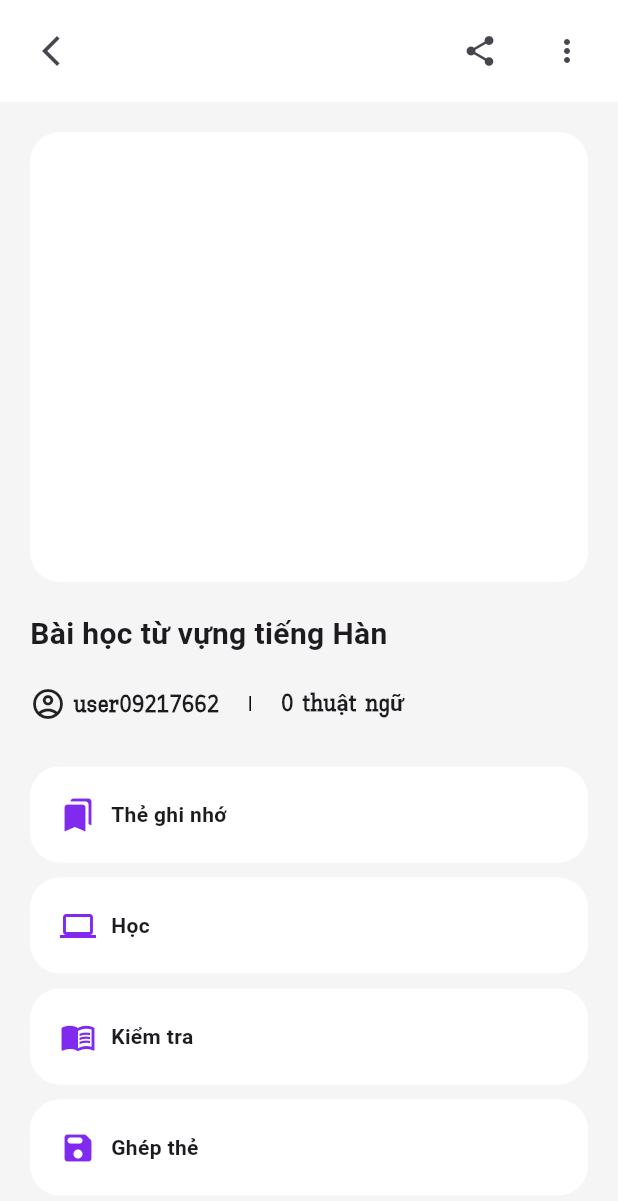
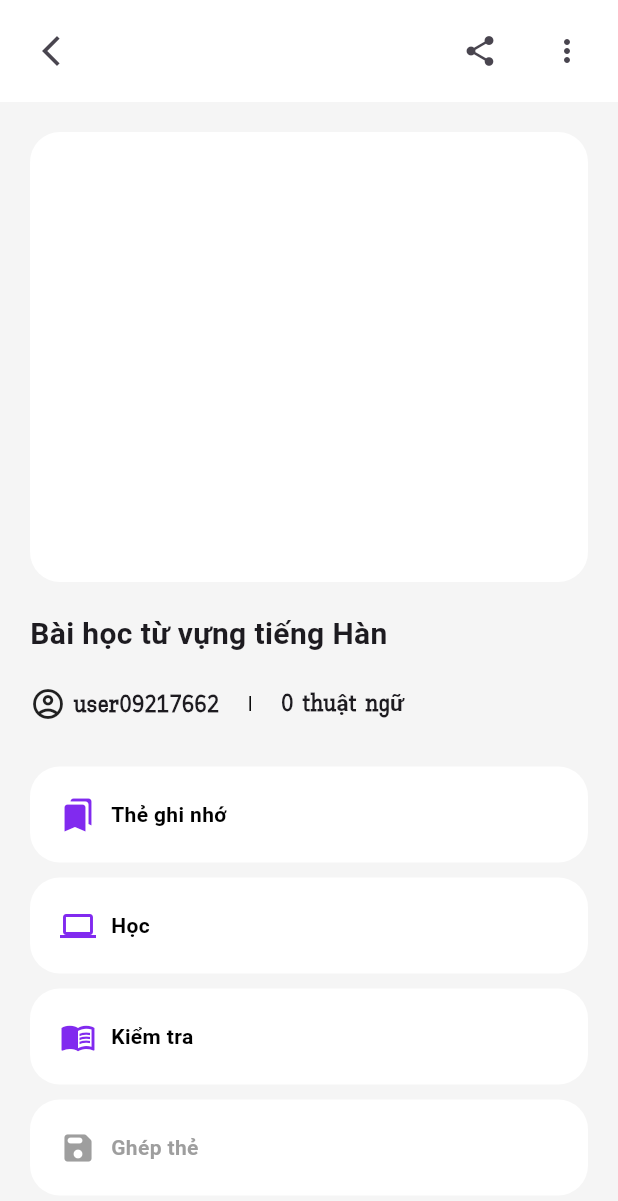
Before and after one commit to quangthangit/Vocab-Korea, a Flutter app: the HomeLessonPage screen opened directly with sample values from the repository, on a phone screen of 412 x 824 dp. Shown: the top 1201 px of the screen. Run offline on Flutter 3.47's test engine with Material 3 defaults, Android fonts, the light colour scheme and no system bars; our stand-ins replace cloud_firestore, curved_navigation_bar, firebase_auth, firebase_core, flip_card, flutter_signin_button and 2 more; accounts and stored records are empty; network calls fail.

Commit message:
update logic game match

```diff
--- a/lib/pages/HomeLessonPage.dart
+++ b/lib/pages/HomeLessonPage.dart
@@ -34,6 +34,13 @@ class _HomeLessonPageState extends State<HomeLessonPage> {
   }
 
   void _navigateToPage(int index) {
+    if (index == 3 && _vocabularyList.length < 6) {
+      ScaffoldMessenger.of(context).showSnackBar(
+        SnackBar(content: Text('Cần ít nhất 6 từ vựng để ghép thẻ!')),
+      );
+      return;
+    }
+
     switch (index) {
       case 0:
         Navigator.push(
@@ -48,6 +55,7 @@ class _HomeLessonPageState extends State<HomeLessonPage> {
         );
         break;
       case 2:
+
         break;
       case 3:
         Navigator.push(
@@ -113,7 +121,7 @@ class _HomeLessonPageState extends State<HomeLessonPage> {
               margin: const EdgeInsets.only(left: 20),
               child: Text(
                 widget.lessonModel.title,
-                style: TextStyle(fontWeight: FontWeight.bold, fontSize: 20),
+                style: const TextStyle(fontWeight: FontWeight.bold, fontSize: 20),
               ),
             ),
             Container(
@@ -173,12 +181,19 @@ class _HomeLessonPageState extends State<HomeLessonPage> {
                             : index == 2
                             ? Icons.menu_book
                             : Icons.save_rounded,
-                        color: const Color(0xFF812AEF),
+                        color: index == 3 && _vocabularyList.length < 6
+                            ? Colors.grey
+                            : const Color(0xFF812AEF),
                       ),
                       const SizedBox(width: 10),
                       Text(
                         titles[index],
-                        style: const TextStyle(fontWeight: FontWeight.bold),
+                        style: TextStyle(
+                          fontWeight: FontWeight.bold,
+                          color: index == 3 && _vocabularyList.length < 6
+                              ? Colors.grey
+                              : Colors.black,
+                        ),
                       ),
                     ],
                   ),
```
